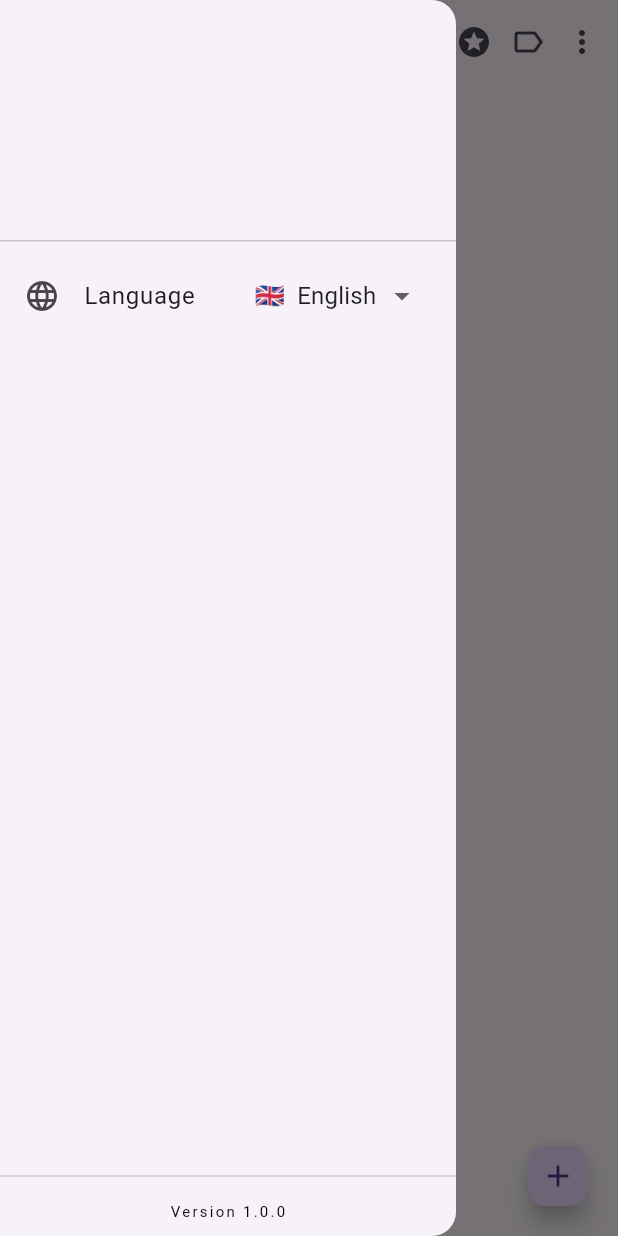
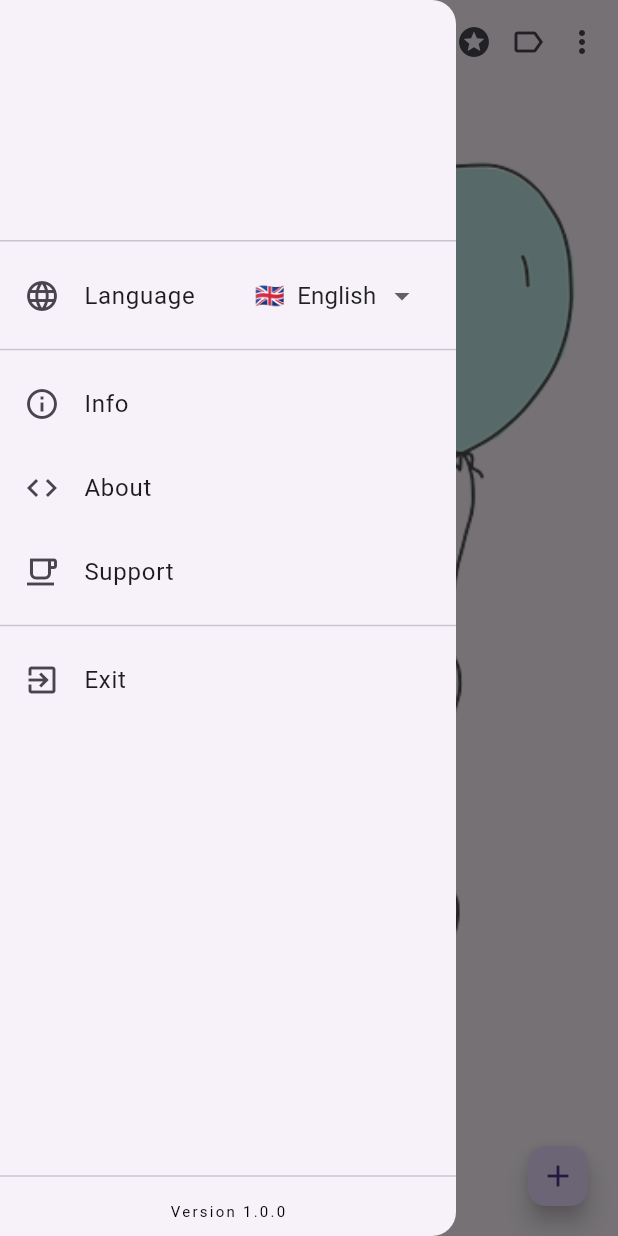
Before and after one commit to Webierta/todo_manager, a Flutter app: the screen it shows after launch, with the side drawer open, on a phone screen of 412 x 824 dp. Run offline on Flutter 3.47's test engine with Material 2 defaults, Android fonts, the phone set to English and light mode, and no system bars; our stand-ins replace go_router, hive; accounts and stored records are empty; generated files the repository leaves out were written again.

Commit message:
storage locale; empty image; add Todo with label

```diff
--- a/lib/l10n/app_locale.dart
+++ b/lib/l10n/app_locale.dart
@@ -1,12 +1,20 @@
 import 'package:flutter/material.dart';
+import 'package:hive/hive.dart';
 
 class AppLocale extends ChangeNotifier {
   Locale _locale = const Locale('en');
 
   Locale get locale => _locale;
 
+  initLocale() {
+    String? languageCode = Hive.box<String>('localeBox').get('languageCode', defaultValue: 'en');
+    _locale = Locale(languageCode ?? 'en');
+    notifyListeners();
+  }
+
   void changeLocale(Locale newLocale) {
     _locale = newLocale;
+    Hive.box<String>('localeBox').put('languageCode', newLocale.languageCode);
     notifyListeners();
   }
 }
--- a/lib/main.dart
+++ b/lib/main.dart
@@ -25,6 +25,7 @@ void main() async {
     ..registerAdapter(ItemAdapter())
     ..registerAdapter(TagAdapter());
   await Hive.openBox<Todo>('todos');
+  await Hive.openBox<String>('localeBox');
   //await Hive.deleteFromDisk();
   runApp(
     MultiProvider(
@@ -32,30 +33,33 @@ void main() async {
         ChangeNotifierProvider(create: (_) => TodoProvider()),
         ChangeNotifierProvider(create: (_) => AppLocale()),
       ],
-      child: ToDoManager(),
+      child: const ToDoManager(),
     ),
   );
 }
 
-class ToDoManager extends StatelessWidget {
-  ToDoManager({super.key});
+class ToDoManager extends StatefulWidget {
+  const ToDoManager({super.key});
+  @override
+  State<ToDoManager> createState() => _ToDoManagerState();
+}
+
+class _ToDoManagerState extends State<ToDoManager> {
+  @override
+  void initState() {
+    WidgetsBinding.instance.addPostFrameCallback((timeStamp) {
+      Provider.of<AppLocale>(context, listen: false).initLocale();
+    });
+    super.initState();
+  }
 
   @override
-  Widget build(BuildContext context) => MaterialApp.router(
+  Widget build(BuildContext context) {
+    return MaterialApp.router(
       debugShowCheckedModeBanner: false,
       title: 'To-Do Manager',
       localizationsDelegates: AppLocalizations.localizationsDelegates,
       supportedLocales: AppLocalizations.supportedLocales,
-        /* localizationsDelegates: const [
-          AppLocalizations.delegate,
-          GlobalMaterialLocalizations.delegate,
-          GlobalWidgetsLocalizations.delegate,
-          GlobalCupertinoLocalizations.delegate,
-        ],
-        supportedLocales: const [
-          Locale('en', ''),
-          Locale('es', ''),
-        ], */
       locale: context.watch<AppLocale>().locale,
       localeResolutionCallback: (locale, supportedLocales) {
         for (var supportedLocale in supportedLocales) {
@@ -68,6 +72,7 @@ class ToDoManager extends StatelessWidget {
       theme: AppTheme.lightTheme,
       routerConfig: _router,
     );
+  }
 
   final GoRouter _router = GoRouter(
     routes: <GoRoute>[
--- a/lib/theme/app_color.dart
+++ b/lib/theme/app_color.dart
@@ -1,6 +1,12 @@
 import 'package:flutter/material.dart';
 
 class AppColor {
+  static const Color primaryColor = Colors.teal;
+
+  static const MaterialColor primarySwatch = Colors.teal;
+
+  static const Color primary50 = Color(0xFFE0F2F1);
+
   static const List<Color> tagColors = [
     ...Colors.primaries,
     Colors.grey,
--- a/lib/theme/app_theme.dart
+++ b/lib/theme/app_theme.dart
@@ -1,6 +1,7 @@
 import 'dart:ui';
 
 import 'package:flutter/material.dart';
+import 'package:todo_manager/theme/app_color.dart';
 
 class AppTheme {
   AppTheme();
@@ -15,36 +16,31 @@ class AppTheme {
   static ThemeData? lightTheme = ThemeData(
     useMaterial3: true,
     brightness: Brightness.light,
-    primaryColor: Colors.teal,
-    primarySwatch: Colors.teal,
-    inputDecorationTheme: InputDecorationTheme(
+    primaryColor: AppColor.primaryColor,
+    primarySwatch: AppColor.primarySwatch,
+    inputDecorationTheme: const InputDecorationTheme(
       filled: true,
-      fillColor: Colors.teal[50],
+      fillColor: AppColor.primary50,
     ),
-    listTileTheme: ListTileThemeData(
-      selectedTileColor: Colors.teal[50],
+    listTileTheme: const ListTileThemeData(
+      selectedTileColor: AppColor.primary50,
     ),
-    expansionTileTheme: ExpansionTileThemeData(
-      textColor: Colors.teal,
-      backgroundColor: Colors.teal[50],
+    expansionTileTheme: const ExpansionTileThemeData(
+      textColor: AppColor.primaryColor,
+      backgroundColor: AppColor.primary50,
       collapsedBackgroundColor: Colors.transparent,
     ),
     chipTheme: const ChipThemeData(
       labelStyle: TextStyle(
-        //fontFamily: 'RobotoMono',
-        fontFeatures: [
-          FontFeature.tabularFigures(),
-        ],
+        fontFeatures: [FontFeature.tabularFigures()],
         fontSize: 12,
         fontWeight: FontWeight.w700,
         color: Color(0xFF212121),
       ),
     ),
     typography: Typography(
-      // FontFeature.enable('frac')
       white: const TextTheme(
         headlineSmall: TextStyle(fontSize: 20, fontWeight: FontWeight.w300),
-        //labelSmall: TextStyle(fontSize: 11),
       ),
     ),
   );
--- a/lib/widgets/app_drawer.dart
+++ b/lib/widgets/app_drawer.dart
@@ -1,4 +1,5 @@
 import 'package:flutter/material.dart';
+import 'package:flutter/services.dart';
 import 'package:flutter_gen/gen_l10n/app_localizations.dart';
 import 'package:provider/provider.dart';
 
@@ -23,16 +24,6 @@ class AppDrawer extends StatelessWidget {
                     children: const [],
                   ),
                 ),
-                // Page Info
-                //ListTile(),
-                // const Divider(),
-                // Page About
-                //ListTile(),
-                // const Divider(),
-                // Page Support
-                // ListTile(),
-                // const Divider(),
-                // Idioma
                 ListTile(
                   leading: const Icon(Icons.language),
                   minLeadingWidth: 20,
@@ -42,13 +33,6 @@ class AppDrawer extends StatelessWidget {
                       value: context.watch<AppLocale>().locale.languageCode,
                       onChanged: (String? value) =>
                           context.read<AppLocale>().changeLocale(Locale(value!)),
-                      /* items: ['en', 'es'].map((lang) {
-                        String flag = lang == 'es' ? '🇪🇸' : '🇬🇧';
-                        return DropdownMenuItem<String>(
-                          value: lang,
-                          child: Text(flag),
-                        );
-                      }).toList(), */
                       items: LanguageData.langs
                           .map((lang) => DropdownMenuItem<String>(
                                 value: lang.languageCode,
@@ -60,9 +44,28 @@ class AppDrawer extends StatelessWidget {
                     ),
                   ),
                 ),
-
-                // const Divider(),
-                // Theme
+                const Divider(),
+                ListTile(
+                  leading: const Icon(Icons.info_outline),
+                  title: Text(appLang.info),
+                ),
+                ListTile(
+                  leading: const Icon(Icons.code),
+                  title: Text(appLang.about),
+                ),
+                ListTile(
+                  leading: const Icon(Icons.local_cafe_outlined),
+                  title: Text(appLang.support),
+                ),
+                const Divider(),
+                ListTile(
+                  leading: const Icon(Icons.exit_to_app),
+                  title: Text(appLang.exit),
+                  onTap: () async {
+                    Navigator.of(context).pop();
+                    SystemNavigator.pop();
+                  },
+                ),
               ],
             ),
           ),
--- /dev/null
+++ b/lib/widgets/nothing_bear.dart
@@ -0,0 +1,30 @@
+import 'package:flutter/material.dart';
+import 'package:flutter_gen/gen_l10n/app_localizations.dart';
+
+class NothingBear extends StatelessWidget {
+  const NothingBear({super.key});
+
+  @override
+  Widget build(BuildContext context) {
+    AppLocalizations appLang = AppLocalizations.of(context)!;
+    return Container(
+      decoration: BoxDecoration(
+        image: DecorationImage(
+          image: const AssetImage('assets/nothing_bear.png'),
+          fit: BoxFit.contain,
+          colorFilter: ColorFilter.mode(
+            Colors.white.withOpacity(0.7),
+            BlendMode.modulate,
+          ),
+        ),
+      ),
+      child: Center(
+        child: Text(
+          appLang.nothingTodo,
+          textAlign: TextAlign.center,
+          style: Theme.of(context).textTheme.headlineSmall?.copyWith(color: Colors.teal),
+        ),
+      ),
+    );
+  }
+}
--- a/pubspec.yaml
+++ b/pubspec.yaml
@@ -65,6 +65,8 @@ flutter:
   # the material Icons class.
   uses-material-design: true
   generate: true
+  assets:
+    - assets/
 
   # To add assets to your application, add an assets section, like this:
   # assets:
```
Also changed, not shown: lib/l10n/app_en.arb (+13 -21 lines), lib/l10n/app_es.arb (+14 -21 lines), lib/l10n/tag_lang.dart (deleted, +0 -56 lines), lib/models/tag.dart (+0 -65 lines), lib/pages/home.dart (+44 -69 lines), lib/pages/todo_page.dart (+17 -14 lines), assets/nothing_bear.png (added), 1 other file. Lines whose indentation alone changed are shown as unchanged.
